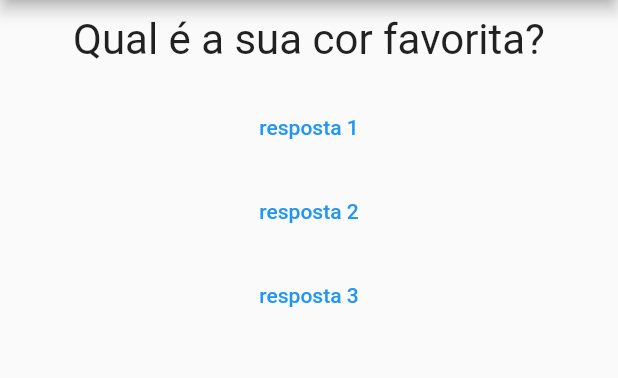
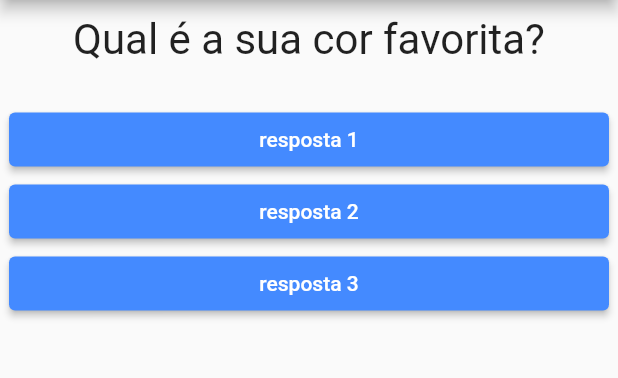
Before and after one commit to LuaDlc/projeto_perguntas, a Flutter app: the screen it shows after launch, on a phone screen of 412 x 824 dp, the part 84-462 px from its top. Run offline on Flutter 3.47's test engine with Material 2 defaults, Android fonts, the phone set to English and light mode, and no system bars.

Commit message:
novo componente respostas

```diff
--- a/lib/main.dart
+++ b/lib/main.dart
@@ -1,5 +1,6 @@
 import 'package:flutter/material.dart';
 import 'package:projeto_perguntas/questao.dart';
+import 'package:projeto_perguntas/respostas.dart';
 
 void main() => runApp(const PerguntaApp());
 
@@ -17,7 +18,6 @@ class _PerguntaAppState extends State<PerguntaApp> {
     setState(() {
       _perguntaSelecionada++;
     });
-    print(_perguntaSelecionada);
   }
 
   @override
@@ -40,20 +40,10 @@ class _PerguntaAppState extends State<PerguntaApp> {
         children: [
           Questao(perguntas[_perguntaSelecionada]),
           const SizedBox(height: 8.0),
-          TextButton(
-            onPressed: _responder,
-            child: const Text('resposta 1'),
-          ),
           const SizedBox(height: 8.0),
-          TextButton(
-            onPressed: _responder,
-            child: const Text('resposta 2'),
-          ),
-          const SizedBox(height: 8.0),
-          TextButton(
-            onPressed: _responder,
-            child: const Text('resposta 3'),
-          ),
+          Respostas('resposta 1', _responder),
+          Respostas('resposta 2', _responder),
+          Respostas('resposta 3', _responder),
         ],
       ),
     ));
--- /dev/null
+++ b/lib/respostas.dart
@@ -0,0 +1,35 @@
+import 'package:flutter/material.dart';
+
+//criamos esse novo componente TextButton para reduzir o tamanho do codigo
+// na main e assim poder reutilizar esse componente respostas
+class Respostas extends StatelessWidget {
+  final String? texto;
+  final void Function()
+      quandoSelecionado; //funcao que é chamada quando onPressed é selecionado
+
+  //construtor
+  const Respostas(
+    this.texto,
+    this.quandoSelecionado, {
+    Key? key,
+  }) : super(key: key);
+
+  @override
+  Widget build(BuildContext context) {
+    return SizedBox(
+      width: (10 *
+          40), //double.infinity tem o mesmo tamanho, (10 * 40) tb é outra opcao
+      child: ElevatedButton(
+        onPressed: quandoSelecionado,
+        style: ButtonStyle(
+          backgroundColor: MaterialStateProperty.all<Color>(
+              Colors.blueAccent), //para alterar a cor do botao
+        ),
+        child: Text(
+          texto!,
+          style: const TextStyle(color: Colors.white),
+        ),
+      ),
+    );
+  }
+}
```
